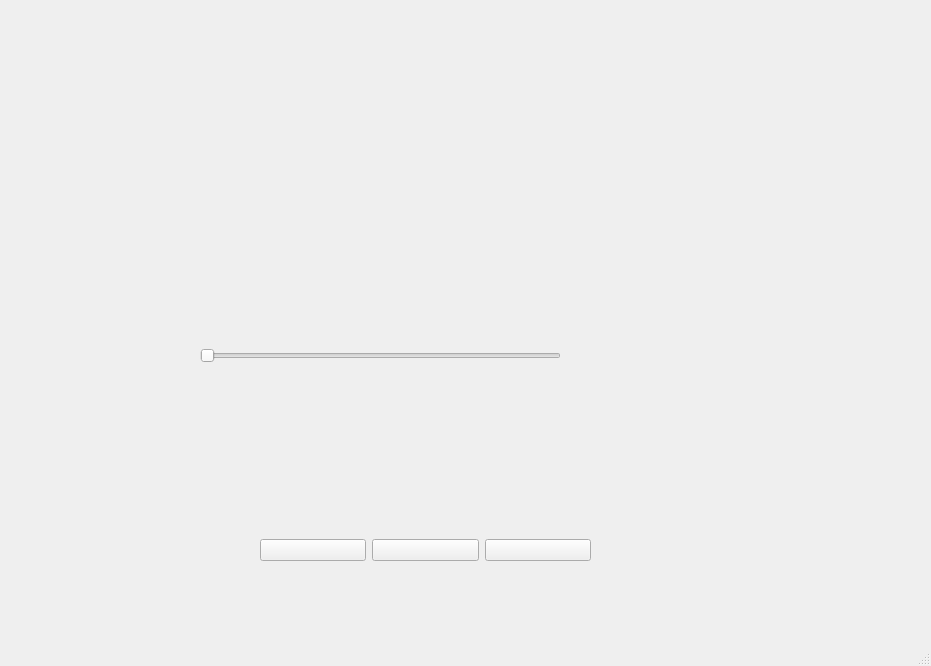
Before: the Qt Designer form mainwindow.ui in yilish/MusicPlayer_QT, drawn with Qt 5.
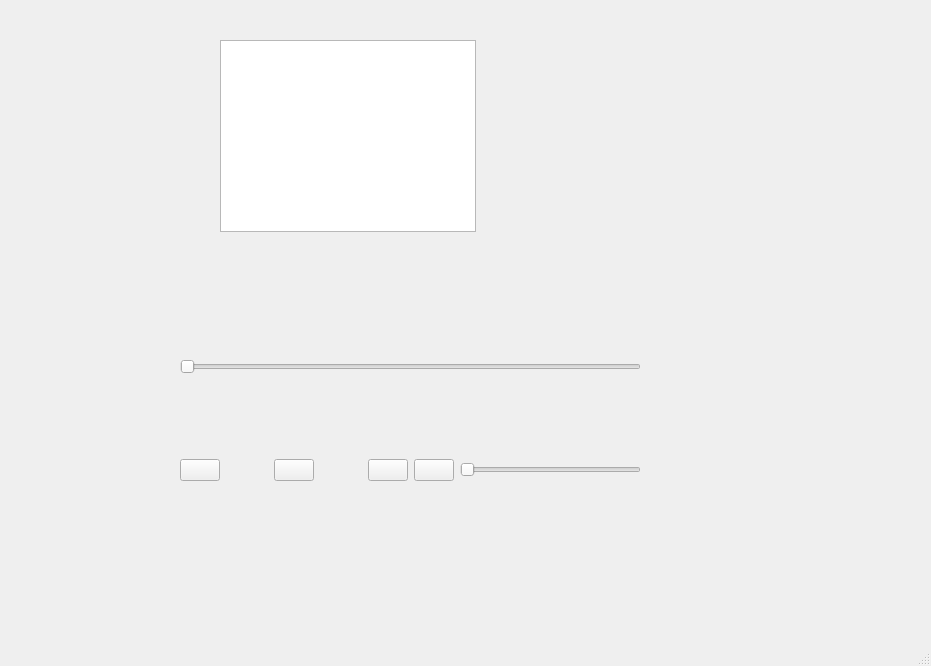
After: the same form once the commit is applied.

Commit message: primarily completed the design of main modules of ui, remains to implement the logic

The edit to the form file:
```diff
--- a/mainwindow.ui
+++ b/mainwindow.ui
@@ -14,28 +14,36 @@
    <string>MainWindow</string>
   </property>
   <widget class="QWidget" name="centralwidget">
-   <widget class="QSlider" name="horizontalSlider">
+   <widget class="QGraphicsView" name="graphicsView">
     <property name="geometry">
      <rect>
-      <x>200</x>
-      <y>320</y>
-      <width>361</width>
-      <height>71</height>
+      <x>220</x>
+      <y>40</y>
+      <width>256</width>
+      <height>192</height>
      </rect>
     </property>
-    <property name="orientation">
-     <enum>Qt::Horizontal</enum>
-    </property>
    </widget>
    <widget class="QWidget" name="">
     <property name="geometry">
      <rect>
-      <x>260</x>
-      <y>480</y>
-      <width>331</width>
-      <height>141</height>
+      <x>180</x>
+      <y>280</y>
+      <width>461</width>
+      <height>281</height>
      </rect>
     </property>
+    <layout class="QVBoxLayout" name="verticalLayout">
+     <item>
+      <widget class="QSlider" name="sliderPlayPace">
+       <property name="orientation">
+        <enum>Qt::Horizontal</enum>
+       </property>
+      </widget>
+     </item>
+     <item>
+      <layout class="QHBoxLayout" name="horizontalLayout_3">
+       <item>
     <layout class="QHBoxLayout" name="horizontalLayout">
      <item>
       <widget class="QPushButton" name="btnPrevSong">
@@ -44,6 +52,19 @@
        </property>
       </widget>
      </item>
+         <item>
+          <spacer name="horizontalSpacer">
+           <property name="orientation">
+            <enum>Qt::Horizontal</enum>
+           </property>
+           <property name="sizeHint" stdset="0">
+            <size>
+             <width>40</width>
+             <height>20</height>
+            </size>
+           </property>
+          </spacer>
+         </item>
      <item>
       <widget class="QPushButton" name="btnPause">
        <property name="text">
@@ -51,12 +72,47 @@
        </property>
       </widget>
      </item>
+         <item>
+          <spacer name="horizontalSpacer_2">
+           <property name="orientation">
+            <enum>Qt::Horizontal</enum>
+           </property>
+           <property name="sizeHint" stdset="0">
+            <size>
+             <width>40</width>
+             <height>20</height>
+            </size>
+           </property>
+          </spacer>
+         </item>
      <item>
       <widget class="QPushButton" name="btnNextSong">
        <property name="text">
         <string/>
        </property>
       </widget>
+         </item>
+        </layout>
+       </item>
+       <item>
+        <layout class="QHBoxLayout" name="horizontalLayout_2">
+         <item>
+          <widget class="QPushButton" name="btnMute">
+           <property name="text">
+            <string/>
+           </property>
+          </widget>
+         </item>
+         <item>
+          <widget class="QSlider" name="sliderVolume">
+           <property name="orientation">
+            <enum>Qt::Horizontal</enum>
+           </property>
+          </widget>
+         </item>
+        </layout>
+       </item>
+      </layout>
      </item>
     </layout>
    </widget>
```
Lines whose indentation alone changed are shown as unchanged. The commit also changes 4 other files.
